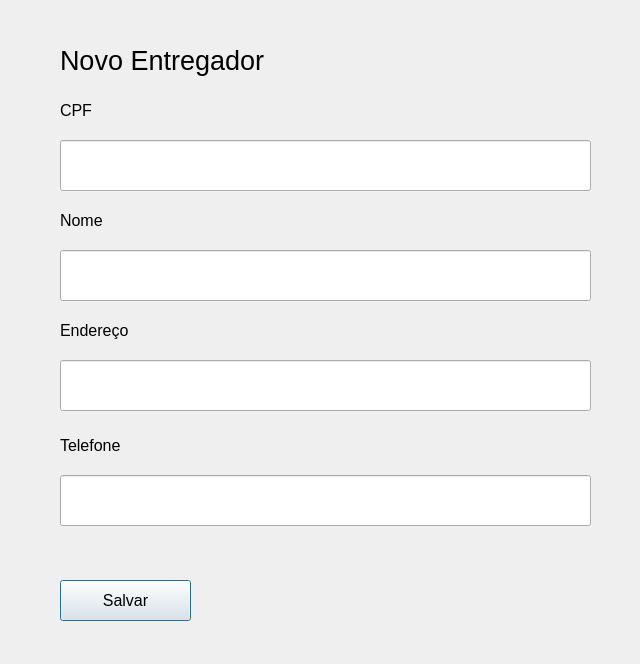
Above: novo_entregador.ui from DanPS-SM/app_delivery_2 before the change. Below: the same form after it.
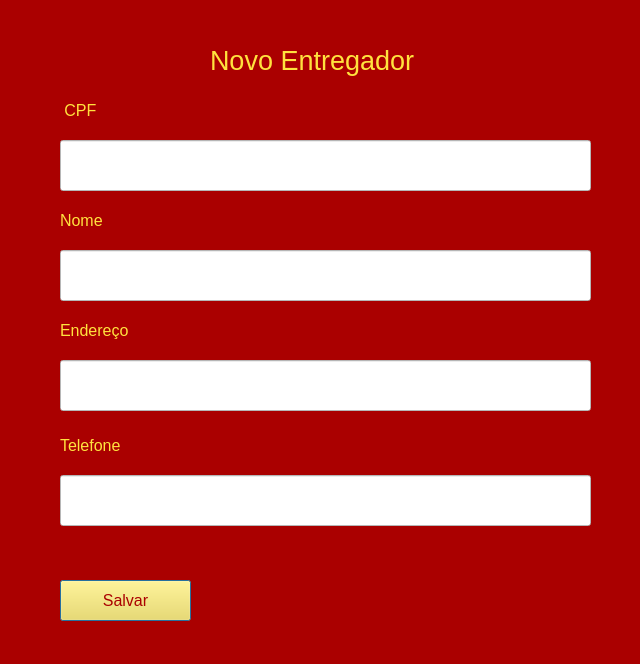
That is the form after the change.

What changed in the file:
```diff
--- a/novo_entregador.ui
+++ b/novo_entregador.ui
@@ -13,15 +13,136 @@
   <property name="windowTitle">
    <string>Dialog</string>
   </property>
+  <property name="styleSheet">
+   <string notr="true">background-color: rgb(170, 0, 0);</string>
+  </property>
   <widget class="QLabel" name="label">
    <property name="geometry">
     <rect>
-     <x>60</x>
+     <x>210</x>
      <y>30</y>
-     <width>261</width>
+     <width>211</width>
      <height>61</height>
     </rect>
    </property>
+   <property name="palette">
+    <palette>
+     <active>
+      <colorrole role="WindowText">
+       <brush brushstyle="SolidPattern">
+        <color alpha="255">
+         <red>255</red>
+         <green>226</green>
+         <blue>62</blue>
+        </color>
+       </brush>
+      </colorrole>
+      <colorrole role="Button">
+       <brush brushstyle="SolidPattern">
+        <color alpha="255">
+         <red>170</red>
+         <green>0</green>
+         <blue>0</blue>
+        </color>
+       </brush>
+      </colorrole>
+      <colorrole role="Base">
+       <brush brushstyle="SolidPattern">
+        <color alpha="255">
+         <red>170</red>
+         <green>0</green>
+         <blue>0</blue>
+        </color>
+       </brush>
+      </colorrole>
+      <colorrole role="Window">
+       <brush brushstyle="SolidPattern">
+        <color alpha="255">
+         <red>170</red>
+         <green>0</green>
+         <blue>0</blue>
+        </color>
+       </brush>
+      </colorrole>
+     </active>
+     <inactive>
+      <colorrole role="WindowText">
+       <brush brushstyle="SolidPattern">
+        <color alpha="255">
+         <red>255</red>
+         <green>226</green>
+         <blue>62</blue>
+        </color>
+       </brush>
+      </colorrole>
+      <colorrole role="Button">
+       <brush brushstyle="SolidPattern">
+        <color alpha="255">
+         <red>170</red>
+         <green>0</green>
+         <blue>0</blue>
+        </color>
+       </brush>
+      </colorrole>
+      <colorrole role="Base">
+       <brush brushstyle="SolidPattern">
+        <color alpha="255">
+         <red>170</red>
+         <green>0</green>
+         <blue>0</blue>
+        </color>
+       </brush>
+      </colorrole>
+      <colorrole role="Window">
+       <brush brushstyle="SolidPattern">
+        <color alpha="255">
+         <red>170</red>
+         <green>0</green>
+         <blue>0</blue>
+        </color>
+       </brush>
+      </colorrole>
+     </inactive>
+     <disabled>
+      <colorrole role="WindowText">
+       <brush brushstyle="SolidPattern">
+        <color alpha="255">
+         <red>120</red>
+         <green>120</green>
+         <blue>120</blue>
+        </color>
+       </brush>
+      </colorrole>
+      <colorrole role="Button">
+       <brush brushstyle="SolidPattern">
+        <color alpha="255">
+         <red>170</red>
+         <green>0</green>
+         <blue>0</blue>
+        </color>
+       </brush>
+      </colorrole>
+      <colorrole role="Base">
+       <brush brushstyle="SolidPattern">
+        <color alpha="255">
+         <red>170</red>
+         <green>0</green>
+         <blue>0</blue>
+        </color>
+       </brush>
+      </colorrole>
+      <colorrole role="Window">
+       <brush brushstyle="SolidPattern">
+        <color alpha="255">
+         <red>170</red>
+         <green>0</green>
+         <blue>0</blue>
+        </color>
+       </brush>
+      </colorrole>
+     </disabled>
+    </palette>
+   </property>
    <property name="font">
     <font>
      <pointsize>20</pointsize>
@@ -45,23 +166,144 @@
      <pointsize>12</pointsize>
     </font>
    </property>
+   <property name="styleSheet">
+    <string notr="true">background-color: rgb(255, 255, 255);</string>
+   </property>
   </widget>
   <widget class="QLabel" name="label_2">
    <property name="geometry">
     <rect>
      <x>60</x>
      <y>95</y>
-     <width>61</width>
+     <width>51</width>
      <height>31</height>
     </rect>
    </property>
+   <property name="palette">
+    <palette>
+     <active>
+      <colorrole role="WindowText">
+       <brush brushstyle="SolidPattern">
+        <color alpha="255">
+         <red>255</red>
+         <green>226</green>
+         <blue>62</blue>
+        </color>
+       </brush>
+      </colorrole>
+      <colorrole role="Button">
+       <brush brushstyle="SolidPattern">
+        <color alpha="255">
+         <red>170</red>
+         <green>0</green>
+         <blue>0</blue>
+        </color>
+       </brush>
+      </colorrole>
+      <colorrole role="Base">
+       <brush brushstyle="SolidPattern">
+        <color alpha="255">
+         <red>170</red>
+         <green>0</green>
+         <blue>0</blue>
+        </color>
+       </brush>
+      </colorrole>
+      <colorrole role="Window">
+       <brush brushstyle="SolidPattern">
+        <color alpha="255">
+         <red>170</red>
+         <green>0</green>
+         <blue>0</blue>
+        </color>
+       </brush>
+      </colorrole>
+     </active>
+     <inactive>
+      <colorrole role="WindowText">
+       <brush brushstyle="SolidPattern">
+        <color alpha="255">
+         <red>255</red>
+         <green>226</green>
+         <blue>62</blue>
+        </color>
+       </brush>
+      </colorrole>
+      <colorrole role="Button">
+       <brush brushstyle="SolidPattern">
+        <color alpha="255">
+         <red>170</red>
+         <green>0</green>
+         <blue>0</blue>
+        </color>
+       </brush>
+      </colorrole>
+      <colorrole role="Base">
+       <brush brushstyle="SolidPattern">
+        <color alpha="255">
+         <red>170</red>
+         <green>0</green>
+         <blue>0</blue>
+        </color>
+       </brush>
+      </colorrole>
+      <colorrole role="Window">
+       <brush brushstyle="SolidPattern">
+        <color alpha="255">
+         <red>170</red>
+         <green>0</green>
+         <blue>0</blue>
+        </color>
+       </brush>
+      </colorrole>
+     </inactive>
+     <disabled>
+      <colorrole role="WindowText">
+       <brush brushstyle="SolidPattern">
+        <color alpha="255">
+         <red>120</red>
+         <green>120</green>
+         <blue>120</blue>
+        </color>
+       </brush>
+      </colorrole>
+      <colorrole role="Button">
+       <brush brushstyle="SolidPattern">
+        <color alpha="255">
+         <red>170</red>
+         <green>0</green>
+         <blue>0</blue>
+        </color>
+       </brush>
+      </colorrole>
+      <colorrole role="Base">
+       <brush brushstyle="SolidPattern">
+        <color alpha="255">
+         <red>170</red>
+         <green>0</green>
+         <blue>0</blue>
+        </color>
+       </brush>
+      </colorrole>
+      <colorrole role="Window">
+       <brush brushstyle="SolidPattern">
+        <color alpha="255">
+         <red>170</red>
+         <green>0</green>
+         <blue>0</blue>
+        </color>
+       </brush>
+      </colorrole>
+     </disabled>
+    </palette>
+   </property>
    <property name="font">
     <font>
      <pointsize>12</pointsize>
     </font>
    </property>
    <property name="text">
-    <string>CPF</string>
+    <string> CPF</string>
    </property>
   </widget>
   <widget class="QLabel" name="label_3">
@@ -69,10 +311,128 @@
     <rect>
      <x>60</x>
      <y>205</y>
-     <width>91</width>
+     <width>51</width>
      <height>31</height>
     </rect>
    </property>
+   <property name="palette">
+    <palette>
+     <active>
+      <colorrole role="WindowText">
+       <brush brushstyle="SolidPattern">
+        <color alpha="255">
+         <red>255</red>
+         <green>226</green>
+         <blue>62</blue>
+        </color>
+       </brush>
+      </colorrole>
+      <colorrole role="Button">
+       <brush brushstyle="SolidPattern">
+        <color alpha="255">
+         <red>170</red>
+         <green>0</green>
+         <blue>0</blue>
+        </color>
+       </brush>
+      </colorrole>
+      <colorrole role="Base">
+       <brush brushstyle="SolidPattern">
+        <color alpha="255">
+         <red>170</red>
+         <green>0</green>
+         <blue>0</blue>
+        </color>
+       </brush>
+      </colorrole>
+      <colorrole role="Window">
+       <brush brushstyle="SolidPattern">
+        <color alpha="255">
+         <red>170</red>
+         <green>0</green>
+         <blue>0</blue>
+        </color>
+       </brush>
+      </colorrole>
+     </active>
+     <inactive>
+      <colorrole role="WindowText">
+       <brush brushstyle="SolidPattern">
+        <color alpha="255">
+         <red>255</red>
+         <green>226</green>
+         <blue>62</blue>
+        </color>
+       </brush>
+      </colorrole>
+      <colorrole role="Button">
+       <brush brushstyle="SolidPattern">
+        <color alpha="255">
+         <red>170</red>
+         <green>0</green>
+         <blue>0</blue>
+        </color>
+       </brush>
+      </colorrole>
+      <colorrole role="Base">
+       <brush brushstyle="SolidPattern">
+        <color alpha="255">
+         <red>170</red>
+         <green>0</green>
+         <blue>0</blue>
+        </color>
+       </brush>
+      </colorrole>
+      <colorrole role="Window">
+       <brush brushstyle="SolidPattern">
+        <color alpha="255">
+         <red>170</red>
+         <green>0</green>
+         <blue>0</blue>
+        </color>
+       </brush>
+      </colorrole>
+     </inactive>
+     <disabled>
+      <colorrole role="WindowText">
+       <brush brushstyle="SolidPattern">
+        <color alpha="255">
+         <red>120</red>
+         <green>120</green>
+         <blue>120</blue>
+        </color>
+       </brush>
+      </colorrole>
+      <colorrole role="Button">
+       <brush brushstyle="SolidPattern">
+        <color alpha="255">
+         <red>170</red>
+         <green>0</green>
+         <blue>0</blue>
+        </color>
+       </brush>
+      </colorrole>
+      <colorrole role="Base">
+       <brush brushstyle="SolidPattern">
+        <color alpha="255">
+         <red>170</red>
+         <green>0</green>
+         <blue>0</blue>
+        </color>
+       </brush>
+      </colorrole>
+      <colorrole role="Window">
+       <brush brushstyle="SolidPattern">
+        <color alpha="255">
+         <red>170</red>
+         <green>0</green>
+         <blue>0</blue>
+        </color>
+       </brush>
+      </colorrole>
+     </disabled>
+    </palette>
+   </property>
    <property name="font">
     <font>
      <pointsize>12</pointsize>
@@ -96,16 +456,137 @@
      <pointsize>12</pointsize>
     </font>
    </property>
+   <property name="styleSheet">
+    <string notr="true">background-color: rgb(255, 255, 255);</string>
+   </property>
   </widget>
   <widget class="QLabel" name="label_4">
    <property name="geometry">
     <rect>
      <x>60</x>
      <y>315</y>
-     <width>91</width>
+     <width>71</width>
      <height>31</height>
     </rect>
    </property>
+   <property name="palette">
+    <palette>
+     <active>
+      <colorrole role="WindowText">
+       <brush brushstyle="SolidPattern">
+        <color alpha="255">
+         <red>255</red>
+         <green>226</green>
+         <blue>62</blue>
+        </color>
+       </brush>
+      </colorrole>
+      <colorrole role="Button">
+       <brush brushstyle="SolidPattern">
+        <color alpha="255">
+         <red>170</red>
+         <green>0</green>
+         <blue>0</blue>
+        </color>
+       </brush>
+      </colorrole>
+      <colorrole role="Base">
+       <brush brushstyle="SolidPattern">
+        <color alpha="255">
+         <red>170</red>
+         <green>0</green>
+         <blue>0</blue>
+        </color>
+       </brush>
+      </colorrole>
+      <colorrole role="Window">
+       <brush brushstyle="SolidPattern">
+        <color alpha="255">
+         <red>170</red>
+         <green>0</green>
+         <blue>0</blue>
+        </color>
+       </brush>
+      </colorrole>
+     </active>
+     <inactive>
+      <colorrole role="WindowText">
+       <brush brushstyle="SolidPattern">
+        <color alpha="255">
+         <red>255</red>
+         <green>226</green>
+         <blue>62</blue>
+        </color>
+       </brush>
+      </colorrole>
+      <colorrole role="Button">
+       <brush brushstyle="SolidPattern">
+        <color alpha="255">
+         <red>170</red>
+         <green>0</green>
+         <blue>0</blue>
+        </color>
+       </brush>
+      </colorrole>
+      <colorrole role="Base">
+       <brush brushstyle="SolidPattern">
+        <color alpha="255">
+         <red>170</red>
+         <green>0</green>
+         <blue>0</blue>
+        </color>
+       </brush>
+      </colorrole>
+      <colorrole role="Window">
+       <brush brushstyle="SolidPattern">
+        <color alpha="255">
+         <red>170</red>
+         <green>0</green>
+         <blue>0</blue>
+        </color>
+       </brush>
+      </colorrole>
+     </inactive>
+     <disabled>
+      <colorrole role="WindowText">
+       <brush brushstyle="SolidPattern">
+        <color alpha="255">
+         <red>120</red>
+         <green>120</green>
+         <blue>120</blue>
+        </color>
+       </brush>
+      </colorrole>
+      <colorrole role="Button">
+       <brush brushstyle="SolidPattern">
+        <color alpha="255">
+         <red>170</red>
+         <green>0</green>
+         <blue>0</blue>
+        </color>
+       </brush>
+      </colorrole>
+      <colorrole role="Base">
+       <brush brushstyle="SolidPattern">
+        <color alpha="255">
+         <red>170</red>
+         <green>0</green>
+         <blue>0</blue>
+        </color>
+       </brush>
+      </colorrole>
+      <colorrole role="Window">
+       <brush brushstyle="SolidPattern">
+        <color alpha="255">
+         <red>170</red>
+         <green>0</green>
+         <blue>0</blue>
+        </color>
+       </brush>
+      </colorrole>
+     </disabled>
+    </palette>
+   </property>
    <property name="font">
     <font>
      <pointsize>12</pointsize>
@@ -129,6 +610,9 @@
      <pointsize>12</pointsize>
     </font>
    </property>
+   <property name="styleSheet">
+    <string notr="true">background-color: rgb(255, 255, 255);</string>
+   </property>
   </widget>
   <widget class="QPushButton" name="pushButton">
    <property name="geometry">
@@ -139,11 +623,133 @@
      <height>41</height>
     </rect>
    </property>
+   <property name="palette">
+    <palette>
+     <active>
+      <colorrole role="Button">
+       <brush brushstyle="SolidPattern">
+        <color alpha="255">
+         <red>255</red>
+         <green>226</green>
+         <blue>62</blue>
+        </color>
+       </brush>
+      </colorrole>
+      <colorrole role="ButtonText">
+       <brush brushstyle="SolidPattern">
+        <color alpha="255">
+         <red>170</red>
+         <green>0</green>
+         <blue>0</blue>
+        </color>
+       </brush>
+      </colorrole>
+      <colorrole role="Base">
+       <brush brushstyle="SolidPattern">
+        <color alpha="255">
+         <red>255</red>
+         <green>226</green>
+         <blue>62</blue>
+        </color>
+       </brush>
+      </colorrole>
+      <colorrole role="Window">
+       <brush brushstyle="SolidPattern">
+        <color alpha="255">
+         <red>255</red>
+         <green>226</green>
+         <blue>62</blue>
+        </color>
+       </brush>
+      </colorrole>
+     </active>
+     <inactive>
+      <colorrole role="Button">
+       <brush brushstyle="SolidPattern">
+        <color alpha="255">
+         <red>255</red>
+         <green>226</green>
+         <blue>62</blue>
+        </color>
+       </brush>
+      </colorrole>
+      <colorrole role="ButtonText">
+       <brush brushstyle="SolidPattern">
+        <color alpha="255">
+         <red>170</red>
+         <green>0</green>
+         <blue>0</blue>
+        </color>
+       </brush>
+      </colorrole>
+      <colorrole role="Base">
+       <brush brushstyle="SolidPattern">
+        <color alpha="255">
+         <red>255</red>
+         <green>226</green>
+         <blue>62</blue>
+        </color>
+       </brush>
+      </colorrole>
+      <colorrole role="Window">
+       <brush brushstyle="SolidPattern">
+        <color alpha="255">
+         <red>255</red>
+         <green>226</green>
+         <blue>62</blue>
+        </color>
+       </brush>
+      </colorrole>
+     </inactive>
+     <disabled>
+      <colorrole role="Button">
+       <brush brushstyle="SolidPattern">
+        <color alpha="255">
+         <red>255</red>
+         <green>226</green>
+         <blue>62</blue>
+        </color>
+       </brush>
+      </colorrole>
+      <colorrole role="ButtonText">
+       <brush brushstyle="SolidPattern">
+        <color alpha="255">
+         <red>120</red>
+         <green>120</green>
+         <blue>120</blue>
+        </color>
+       </brush>
+      </colorrole>
+      <colorrole role="Base">
+       <brush brushstyle="SolidPattern">
+        <color alpha="255">
+         <red>255</red>
+         <green>226</green>
+         <blue>62</blue>
+        </color>
+       </brush>
+      </colorrole>
+      <colorrole role="Window">
+       <brush brushstyle="SolidPattern">
+        <color alpha="255">
+         <red>255</red>
+         <green>226</green>
+         <blue>62</blue>
+        </color>
+       </brush>
+      </colorrole>
+     </disabled>
+    </palette>
+   </property>
    <property name="font">
     <font>
      <pointsize>12</pointsize>
     </font>
    </property>
+   <property name="styleSheet">
+    <string notr="true">
+background-color: rgb(255, 226, 62);</string>
+   </property>
    <property name="text">
     <string>Salvar</string>
    </property>
@@ -162,16 +768,137 @@
      <pointsize>12</pointsize>
     </font>
    </property>
+   <property name="styleSheet">
+    <string notr="true">background-color: rgb(255, 255, 255);</string>
+   </property>
   </widget>
   <widget class="QLabel" name="label_5">
    <property name="geometry">
     <rect>
      <x>60</x>
      <y>430</y>
-     <width>91</width>
+     <width>71</width>
      <height>31</height>
     </rect>
    </property>
+   <property name="palette">
+    <palette>
+     <active>
+      <colorrole role="WindowText">
+       <brush brushstyle="SolidPattern">
+        <color alpha="255">
+         <red>255</red>
+         <green>226</green>
+         <blue>62</blue>
+        </color>
+       </brush>
+      </colorrole>
+      <colorrole role="Button">
+       <brush brushstyle="SolidPattern">
+        <color alpha="255">
+         <red>170</red>
+         <green>0</green>
+         <blue>0</blue>
+        </color>
+       </brush>
+      </colorrole>
+      <colorrole role="Base">
+       <brush brushstyle="SolidPattern">
+        <color alpha="255">
+         <red>170</red>
+         <green>0</green>
+         <blue>0</blue>
+        </color>
+       </brush>
+      </colorrole>
+      <colorrole role="Window">
+       <brush brushstyle="SolidPattern">
+        <color alpha="255">
+         <red>170</red>
+         <green>0</green>
+         <blue>0</blue>
+        </color>
+       </brush>
+      </colorrole>
+     </active>
+     <inactive>
+      <colorrole role="WindowText">
+       <brush brushstyle="SolidPattern">
+        <color alpha="255">
+         <red>255</red>
+         <green>226</green>
+         <blue>62</blue>
+        </color>
+       </brush>
+      </colorrole>
+      <colorrole role="Button">
+       <brush brushstyle="SolidPattern">
+        <color alpha="255">
+         <red>170</red>
+         <green>0</green>
+         <blue>0</blue>
+        </color>
+       </brush>
+      </colorrole>
+      <colorrole role="Base">
+       <brush brushstyle="SolidPattern">
+        <color alpha="255">
+         <red>170</red>
+         <green>0</green>
+         <blue>0</blue>
+        </color>
+       </brush>
+      </colorrole>
+      <colorrole role="Window">
+       <brush brushstyle="SolidPattern">
+        <color alpha="255">
+         <red>170</red>
+         <green>0</green>
+         <blue>0</blue>
+        </color>
+       </brush>
+      </colorrole>
+     </inactive>
+     <disabled>
+      <colorrole role="WindowText">
+       <brush brushstyle="SolidPattern">
+        <color alpha="255">
+         <red>120</red>
+         <green>120</green>
+         <blue>120</blue>
+        </color>
+       </brush>
+      </colorrole>
+      <colorrole role="Button">
+       <brush brushstyle="SolidPattern">
+        <color alpha="255">
+         <red>170</red>
+         <green>0</green>
+         <blue>0</blue>
+        </color>
+       </brush>
+      </colorrole>
+      <colorrole role="Base">
+       <brush brushstyle="SolidPattern">
+        <color alpha="255">
+         <red>170</red>
+         <green>0</green>
+         <blue>0</blue>
+        </color>
+       </brush>
+      </colorrole>
+      <colorrole role="Window">
+       <brush brushstyle="SolidPattern">
+        <color alpha="255">
+         <red>170</red>
+         <green>0</green>
+         <blue>0</blue>
+        </color>
+       </brush>
+      </colorrole>
+     </disabled>
+    </palette>
+   </property>
    <property name="font">
     <font>
      <pointsize>12</pointsize>
```
